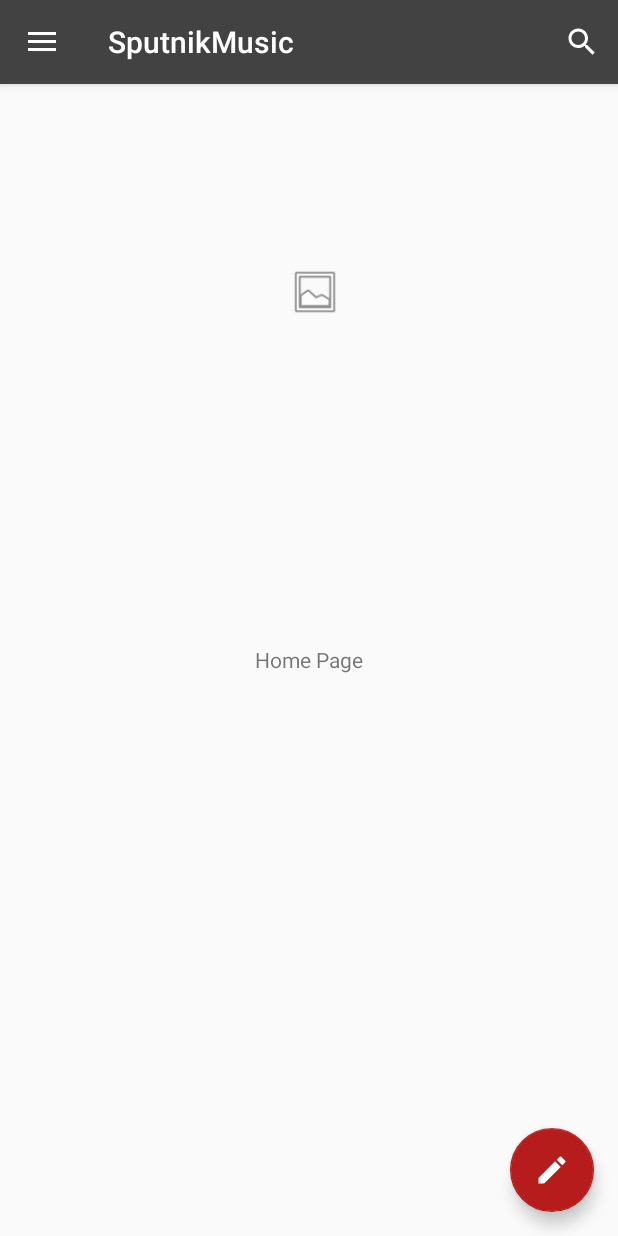
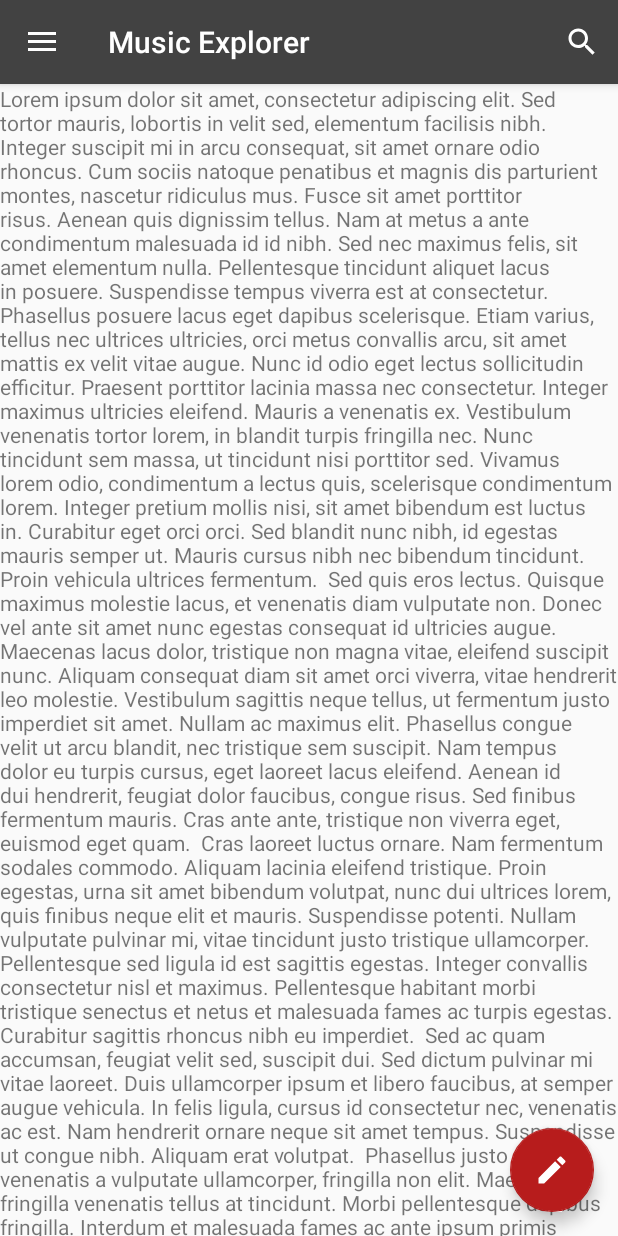
Before and after one commit to Emmeggi95/DIMA, an Android app: the screen it shows after launch (MainActivity), in the side drawer, after a tap on "Home", on a phone screen of 412 x 824 dp. Run offline under Robolectric (Android 15) with nearby library versions, the phone set to English and light mode, and no system bars; our stand-ins replace Firebase (no records; nobody signed in at launch, a user with empty details on screens opened directly); libraries missing offline, so code that uses them is left out: com.firebase.ui.

Commit message:
Scrolling fragments implemented into NavigationView

```diff
--- a/app/src/main/java/com/dima/emmegi95/jaycaves/sm2/HomeFragment.java
+++ b/app/src/main/java/com/dima/emmegi95/jaycaves/sm2/HomeFragment.java
@@ -20,16 +20,6 @@ public class HomeFragment extends Fragment {
 
         // Inflate the layout for this fragment
         View view = inflater.inflate(R.layout.fragment_home, container, false);
-        final ImageButton button = (ImageButton) view.findViewById(R.id.photoPickerButton);
-        button.setOnClickListener(new View.OnClickListener() {
-            @Override
-            public void onClick(View view) {
-                Intent intent = new Intent(Intent.ACTION_GET_CONTENT);
-                intent.setType("image/jpeg");
-                intent.putExtra(Intent.EXTRA_LOCAL_ONLY, true);
-                startActivityForResult(Intent.createChooser(intent, "Complete action using"), RC_PHOTO_PICKER);
-            }
-        });
         return  view;
     }
 }
--- a/app/src/main/java/com/dima/emmegi95/jaycaves/sm2/MainActivity.java
+++ b/app/src/main/java/com/dima/emmegi95/jaycaves/sm2/MainActivity.java
@@ -5,7 +5,9 @@ import android.os.Bundle;
 import android.support.annotation.NonNull;
 import android.support.design.widget.FloatingActionButton;
 import android.support.design.widget.Snackbar;
+import android.support.v4.app.Fragment;
 import android.support.v4.app.FragmentManager;
+import android.support.v4.app.FragmentTransaction;
 import android.view.View;
 import android.support.design.widget.NavigationView;
 import android.support.v4.view.GravityCompat;
@@ -118,10 +120,25 @@ public class MainActivity extends AppCompatActivity
         chartsFragment = new ChartsFragment();
         forumFragment = new ForumFragment();
 
-        FragmentManager fragmentManager = getSupportFragmentManager();
-        fragmentManager.beginTransaction().add(R.id.home_fragment, homeFragment).commit();
+        setFragment(homeFragment);//init
         setTitle(R.string.app_name);
     }
+
+    @Override
+    protected void onPause() {
+        super.onPause();
+        authentication.removeAuthStateListener(authStateListener);
+    }
+
+    @Override
+    protected void onResume() {
+        super.onResume();
+        //authentication.addAuthStateListener(authStateListener);
+    }
+
+    /**
+     * Firebase methods
+     */
 
     private void onSignOutCleanUp() {
         username = ANONYMOUS;
@@ -140,6 +157,9 @@ public class MainActivity extends AppCompatActivity
         //signin procedure, database attach
     }
 
+    /**
+     * Navigation Drawer methods
+     */
 
     @Override
     public void onBackPressed() {
@@ -150,6 +170,50 @@ public class MainActivity extends AppCompatActivity
             super.onBackPressed();
         }
     }
+
+    @SuppressWarnings("StatementWithEmptyBody")
+    @Override
+    public boolean onNavigationItemSelected(MenuItem item) {
+        // Handle navigation view item clicks here.
+        int id = item.getItemId();
+
+        if (id == R.id.nav_account) {
+            Intent goToAccount = new Intent(this, AccountActivity.class);
+            startActivity(goToAccount);
+        } else if (id == R.id.nav_home) {
+            setFragment(homeFragment);
+            setTitle(R.string.app_name);
+        } else if (id == R.id.nav_charts) {
+            setFragment(chartsFragment);
+            setTitle(R.string.title_charts);
+        } else if (id == R.id.nav_forum) {
+            setFragment(forumFragment);
+            setTitle(R.string.title_forum);
+        } else if (id == R.id.nav_settings) {
+            Intent goToSettings = new Intent(this, SettingsActivity.class);
+            startActivity(goToSettings);
+        }
+
+        DrawerLayout drawer = (DrawerLayout) findViewById(R.id.drawer_layout);
+        drawer.closeDrawer(GravityCompat.START);
+        return true;
+    }
+
+    public void setFragment(Fragment fragment){
+        if(fragment!=null){
+            FragmentTransaction ft= getSupportFragmentManager().beginTransaction();
+            ft.replace(R.id.content_main,fragment);
+            ft.commit();
+        }
+        DrawerLayout drawer = (DrawerLayout) findViewById(R.id.drawer_layout);
+        drawer.closeDrawer(GravityCompat.START);
+    }
+
+    /**
+     * App Bar methods
+     * @param menu
+     * @return
+     */
 
     @Override
     public boolean onCreateOptionsMenu(Menu menu) {
@@ -175,55 +239,6 @@ public class MainActivity extends AppCompatActivity
         return super.onOptionsItemSelected(item);
     }
 
-    @SuppressWarnings("StatementWithEmptyBody")
-    @Override
-    public boolean onNavigationItemSelected(MenuItem item) {
-        // Handle navigation view item clicks here.
-        int id = item.getItemId();
-
-        if (id == R.id.nav_account) {
-            Intent goToAccount = new Intent(this, AccountActivity.class);
-            startActivity(goToAccount);
-        } else if (id == R.id.nav_home) {
-            FragmentManager fragmentManager = getSupportFragmentManager();
-            if (chartsFragment.isVisible())
-                fragmentManager.beginTransaction().remove(chartsFragment).commit();
-            if (forumFragment.isVisible())
-                fragmentManager.beginTransaction().remove(forumFragment).commit();
-            if (!homeFragment.isVisible()) {
-                fragmentManager.beginTransaction().add(R.id.home_fragment, homeFragment).commit();
-                setTitle(R.string.app_name);
-            }
-        } else if (id == R.id.nav_charts) {
-            FragmentManager fragmentManager = getSupportFragmentManager();
-            if (homeFragment.isVisible())
-                fragmentManager.beginTransaction().remove(homeFragment).commit();
-            if (forumFragment.isVisible())
-                fragmentManager.beginTransaction().remove(forumFragment).commit();
-            if (!chartsFragment.isVisible()) {
-                fragmentManager.beginTransaction().add(R.id.charts_fragment, chartsFragment).commit();
-                setTitle(R.string.title_charts);
-            }
-        } else if (id == R.id.nav_forum) {
-            FragmentManager fragmentManager = getSupportFragmentManager();
-            if (chartsFragment.isVisible())
-                fragmentManager.beginTransaction().remove(chartsFragment).commit();
-            if (homeFragment.isVisible())
-                fragmentManager.beginTransaction().remove(homeFragment).commit();
-            if (!forumFragment.isVisible()) {
-                fragmentManager.beginTransaction().add(R.id.forum_fragment, forumFragment).commit();
-                setTitle(R.string.title_forum);
-            }
-        } else if (id == R.id.nav_settings) {
-            Intent goToSettings = new Intent(this, SettingsActivity.class);
-            startActivity(goToSettings);
-        }
-
-        DrawerLayout drawer = (DrawerLayout) findViewById(R.id.drawer_layout);
-        drawer.closeDrawer(GravityCompat.START);
-        return true;
-    }
-
     @Override
     protected void onActivityResult(int requestCode, int resultCode, Intent data) {
         super.onActivityResult(requestCode, resultCode, data);
@@ -241,16 +256,6 @@ public class MainActivity extends AppCompatActivity
     }
 
 
-    @Override
-    protected void onPause() {
-        super.onPause();
-        authentication.removeAuthStateListener(authStateListener);
-    }
 
-    @Override
-    protected void onResume() {
-        super.onResume();
-        //authentication.addAuthStateListener(authStateListener);
-    }
 
 }
--- a/app/src/main/res/layout/content_main.xml
+++ b/app/src/main/res/layout/content_main.xml
@@ -1,5 +1,5 @@
 <?xml version="1.0" encoding="utf-8"?>
-<android.support.constraint.ConstraintLayout xmlns:android="http://schemas.android.com/apk/res/android"
+<android.support.v4.widget.NestedScrollView xmlns:android="http://schemas.android.com/apk/res/android"
     xmlns:app="http://schemas.android.com/apk/res-auto"
     xmlns:tools="http://schemas.android.com/tools"
     android:layout_width="match_parent"
@@ -8,37 +8,10 @@
     tools:context=".MainActivity"
     tools:showIn="@layout/app_bar_main">
 
-    <RelativeLayout
-        android:id="@+id/home_fragment"
-        android:layout_width="0dp"
-        android:layout_height="0dp"
-        app:layout_constraintBottom_toBottomOf="parent"
-        app:layout_constraintEnd_toEndOf="parent"
-        app:layout_constraintStart_toStartOf="parent"
-        app:layout_constraintTop_toTopOf="parent" />
+    <FrameLayout
+        android:id="@+id/content_main"
+        android:layout_width="match_parent"
+        android:layout_height="wrap_content">
 
-    <RelativeLayout
-        android:id="@+id/charts_fragment"
-        android:layout_width="match_parent"
-        android:layout_height="match_parent"
-        android:layout_alignParentTop="true"
-        android:layout_alignParentEnd="true"
-        android:layout_alignParentRight="true"
-        app:layout_constraintBottom_toBottomOf="parent"
-        app:layout_constraintEnd_toEndOf="parent"
-        app:layout_constraintStart_toStartOf="parent"
-        app:layout_constraintTop_toTopOf="parent" >
-
-    </RelativeLayout>
-
-    <RelativeLayout
-        android:id="@+id/forum_fragment"
-        android:layout_width="0dp"
-        android:layout_height="0dp"
-        app:layout_constraintBottom_toBottomOf="parent"
-        app:layout_constraintEnd_toEndOf="parent"
-        app:layout_constraintStart_toStartOf="parent"
-        app:layout_constraintTop_toTopOf="parent" />
-
-
-</android.support.constraint.ConstraintLayout>
+    </FrameLayout>
+</android.support.v4.widget.NestedScrollView>
--- a/app/src/main/res/layout/fragment_charts.xml
+++ b/app/src/main/res/layout/fragment_charts.xml
@@ -1,5 +1,5 @@
 <?xml version="1.0" encoding="utf-8"?>
-<RelativeLayout xmlns:android="http://schemas.android.com/apk/res/android"
+<ScrollView xmlns:android="http://schemas.android.com/apk/res/android"
     android:layout_width="match_parent"
     android:layout_height="match_parent">
 
@@ -7,7 +7,5 @@
         android:id="@+id/textView3"
         android:layout_width="wrap_content"
         android:layout_height="wrap_content"
-        android:layout_centerHorizontal="true"
-        android:layout_centerVertical="true"
         android:text="Charts Page" />
-</RelativeLayout>
+</ScrollView>
--- a/app/src/main/res/layout/fragment_forum.xml
+++ b/app/src/main/res/layout/fragment_forum.xml
@@ -1,5 +1,5 @@
 <?xml version="1.0" encoding="utf-8"?>
-<RelativeLayout xmlns:android="http://schemas.android.com/apk/res/android"
+<ScrollView xmlns:android="http://schemas.android.com/apk/res/android"
     android:layout_width="match_parent"
     android:layout_height="match_parent">
 
@@ -7,7 +7,5 @@
         android:id="@+id/textView4"
         android:layout_width="wrap_content"
         android:layout_height="wrap_content"
-        android:layout_centerHorizontal="true"
-        android:layout_centerVertical="true"
         android:text="Forum Page" />
-</RelativeLayout>
+</ScrollView>
--- a/app/src/main/res/layout/fragment_home.xml
+++ b/app/src/main/res/layout/fragment_home.xml
@@ -1,27 +1,33 @@
 <?xml version="1.0" encoding="utf-8"?>
-<RelativeLayout xmlns:android="http://schemas.android.com/apk/res/android"
+<ScrollView xmlns:android="http://schemas.android.com/apk/res/android"
     xmlns:tools="http://schemas.android.com/tools"
     android:layout_width="match_parent"
     android:layout_height="match_parent"
     tools:context=".HomeFragment">
 
-    <!-- TODO: Update blank fragment layout -->
+    <LinearLayout
+        android:layout_width="match_parent"
+        android:layout_height="wrap_content"
+        android:orientation="vertical">
 
-    <TextView
-        android:id="@+id/textView2"
-        android:layout_width="wrap_content"
-        android:layout_height="wrap_content"
-        android:layout_centerHorizontal="true"
-        android:layout_centerVertical="true"
-        android:text="Home Page" />
+        <TextView
+            android:id="@+id/textView6"
+            android:layout_width="match_parent"
+            android:layout_height="wrap_content"
+            android:text="Lorem ipsum dolor sit amet, consectetur adipiscing elit. Sed tortor mauris, lobortis in velit sed, elementum facilisis nibh. Integer suscipit mi in arcu consequat, sit amet ornare odio rhoncus. Cum sociis natoque penatibus et magnis dis parturient montes, nascetur ridiculus mus. Fusce sit amet porttitor risus. Aenean quis dignissim tellus. Nam at metus a ante condimentum malesuada id id nibh. Sed nec maximus felis, sit amet elementum nulla. Pellentesque tincidunt aliquet lacus in posuere. Suspendisse tempus viverra est at consectetur.
 
-    <ImageButton
-        android:id="@+id/photoPickerButton"
-        android:layout_width="36dp"
-        android:layout_height="36dp"
-        android:layout_above="@+id/textView2"
-        android:layout_alignParentEnd="true"
-        android:layout_marginEnd="184dp"
-        android:layout_marginBottom="217dp"
-        android:background="@android:drawable/ic_menu_gallery" />
-</RelativeLayout>
+Phasellus posuere lacus eget dapibus scelerisque. Etiam varius, tellus nec ultrices ultricies, orci metus convallis arcu, sit amet mattis ex velit vitae augue. Nunc id odio eget lectus sollicitudin efficitur. Praesent porttitor lacinia massa nec consectetur. Integer maximus ultricies eleifend. Mauris a venenatis ex. Vestibulum venenatis tortor lorem, in blandit turpis fringilla nec. Nunc tincidunt sem massa, ut tincidunt nisi porttitor sed. Vivamus lorem odio, condimentum a lectus quis, scelerisque condimentum lorem. Integer pretium mollis nisi, sit amet bibendum est luctus in. Curabitur eget orci orci. Sed blandit nunc nibh, id egestas mauris semper ut. Mauris cursus nibh nec bibendum tincidunt. Proin vehicula ultrices fermentum.
+
+Sed quis eros lectus. Quisque maximus molestie lacus, et venenatis diam vulputate non. Donec vel ante sit amet nunc egestas consequat id ultricies augue. Maecenas lacus dolor, tristique non magna vitae, eleifend suscipit nunc. Aliquam consequat diam sit amet orci viverra, vitae hendrerit leo molestie. Vestibulum sagittis neque tellus, ut fermentum justo imperdiet sit amet. Nullam ac maximus elit. Phasellus congue velit ut arcu blandit, nec tristique sem suscipit. Nam tempus dolor eu turpis cursus, eget laoreet lacus eleifend. Aenean id dui hendrerit, feugiat dolor faucibus, congue risus. Sed finibus fermentum mauris. Cras ante ante, tristique non viverra eget, euismod eget quam.
+
+Cras laoreet luctus ornare. Nam fermentum sodales commodo. Aliquam lacinia eleifend tristique. Proin egestas, urna sit amet bibendum volutpat, nunc dui ultrices lorem, quis finibus neque elit et mauris. Suspendisse potenti. Nullam vulputate pulvinar mi, vitae tincidunt justo tristique ullamcorper. Pellentesque sed ligula id est sagittis egestas. Integer convallis consectetur nisl et maximus. Pellentesque habitant morbi tristique senectus et netus et malesuada fames ac turpis egestas. Curabitur sagittis rhoncus nibh eu imperdiet.
+
+Sed ac quam accumsan, feugiat velit sed, suscipit dui. Sed dictum pulvinar mi vitae laoreet. Duis ullamcorper ipsum et libero faucibus, at semper augue vehicula. In felis ligula, cursus id consectetur nec, venenatis ac est. Nam hendrerit ornare neque sit amet tempus. Suspendisse ut congue nibh. Aliquam erat volutpat.
+
+Phasellus justo nulla, venenatis a vulputate ullamcorper, fringilla non elit. Maecenas fringilla venenatis tellus at tincidunt. Morbi pellentesque dapibus fringilla. Interdum et malesuada fames ac ante ipsum primis in faucibus. Mauris eu finibus ex. Morbi pellentesque eleifend rhoncus. Vestibulum varius bibendum mi id eleifend.
+
+Etiam at euismod urna, et dignissim velit. Aliquam augue turpis, pretium ac dignissim et, efficitur vitae quam. Maecenas ex diam, eleifend in lorem ut, feugiat sollicitudin magna. Sed id nisi turpis. Morbi sed euismod ipsum. Proin vestibulum sollicitudin purus, vitae semper neque congue a. Cras sit amet fringilla.
+
+Generated 7 paragraphs, 500 words, 3463 bytes of Lorem Ipsum" />
+    </LinearLayout>
+</ScrollView>
--- a/app/src/main/res/values/strings.xml
+++ b/app/src/main/res/values/strings.xml
@@ -1,5 +1,5 @@
 <resources>
-    <string name="app_name">SputnikMusic</string>
+    <string name="app_name">Music Explorer</string>
     <string name="navigation_drawer_open">Open navigation drawer</string>
     <string name="navigation_drawer_close">Close navigation drawer</string>
     <string name="nav_header_title">Username</string>
```
